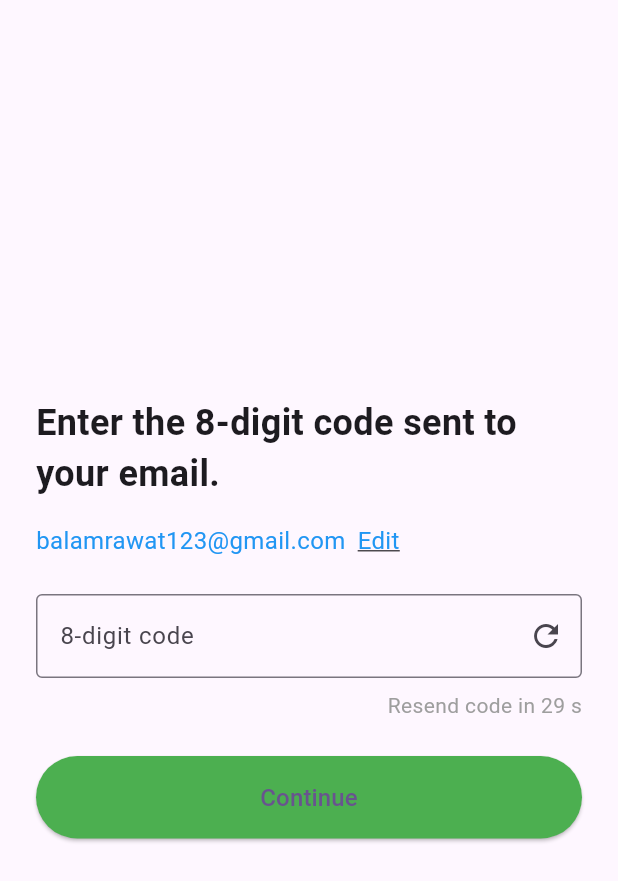
After one commit to Phool-Prakash/FitPro, a Flutter app: the OTPScreen screen opened directly, on a phone screen of 412 x 824 dp. The commit adds this screen. Shown: the top 881 px of the screen. Run offline on Flutter 3.47's test engine with Material 3 defaults, Android fonts, the phone set to English and light mode, and no system bars; our stand-ins replace flutter_svg, get, google_fonts, google_sign_in, shared_preferences; missing offline and left inert: dart:ffi, flutter_login_facebook; accounts and stored records are empty.

Commit message:
otpScreenComplete

```diff
--- /dev/null
+++ b/lib/testScreen.dart
@@ -0,0 +1,137 @@
+import 'package:flutter/material.dart';
+import 'package:flutter/services.dart';
+import 'package:google_fonts/google_fonts.dart';
+class OTPScreen extends StatefulWidget {
+  @override
+  _OTPScreenState createState() => _OTPScreenState();
+}
+
+class _OTPScreenState extends State<OTPScreen> {
+  TextEditingController _otpController = TextEditingController();
+  bool _isResendActive = false;
+  int _resendTime = 30;
+
+  @override
+  void initState() {
+    super.initState();
+    _startTimer();
+  }
+
+  void _startTimer() {
+    Future.delayed(Duration(seconds: 1), () {
+      if (_resendTime > 0) {
+        setState(() {
+          _resendTime--;
+        });
+        _startTimer();
+      } else {
+        setState(() {
+          _isResendActive = true;
+        });
+      }
+    });
+  }
+
+  @override
+  Widget build(BuildContext context) {
+    return Scaffold(
+      body: Padding(
+        padding: const EdgeInsets.all(24.0),
+        child: Column(
+          mainAxisAlignment: MainAxisAlignment.center,
+          crossAxisAlignment: CrossAxisAlignment.start,
+          children: [
+            Text(
+              'Enter the 8-digit code sent to your email.',
+              style: GoogleFonts.roboto(
+                textStyle: TextStyle(
+                  fontSize: 24,
+                  fontWeight: FontWeight.bold,
+                ),
+              ),
+            ),
+            SizedBox(height: 16),
+            Row(
+              children: [
+                Text(
+                  'balamrawat123@gmail.com',
+                  style: GoogleFonts.roboto(
+                    textStyle: TextStyle(
+                      fontSize: 16,
+                      color: Colors.blue,
+                    ),
+                  ),
+                ),
+                SizedBox(width: 8),
+                GestureDetector(
+                  onTap: () {
+                    // Add functionality to edit email
+                  },
+                  child: Text(
+                    'Edit',
+                    style: GoogleFonts.roboto(
+                      textStyle: TextStyle(
+                        fontSize: 16,
+                        color: Colors.blue,
+                        decoration: TextDecoration.underline,
+                      ),
+                    ),
+                  ),
+                ),
+              ],
+            ),
+            SizedBox(height: 24),
+            TextField(
+              controller: _otpController,
+              keyboardType: TextInputType.number,
+              inputFormatters: [FilteringTextInputFormatter.digitsOnly],
+              decoration: InputDecoration(
+                labelText: '8-digit code',
+                border: OutlineInputBorder(),
+                suffixIcon: IconButton(
+                  icon: Icon(Icons.refresh),
+                  onPressed: _isResendActive
+                      ? () {
+                    setState(() {
+                      _resendTime = 30;
+                      _isResendActive = false;
+                      _startTimer();
+                    });
+                  }
+                      : null,
+                ),
+              ),
+            ),
+            SizedBox(height: 8),
+            Align(
+              alignment: Alignment.centerRight,
+              child: Text(
+                _isResendActive
+                    ? 'Resend code'
+                    : 'Resend code in $_resendTime s',
+                style: TextStyle(color: Colors.grey),
+              ),
+            ),
+            SizedBox(height: 24),
+            SizedBox(
+              width: double.infinity,
+              child: ElevatedButton(
+                onPressed: () {
+                  // Add functionality to continue
+                },
+                style: ElevatedButton.styleFrom(
+                  backgroundColor: Colors.green,
+                  padding: EdgeInsets.symmetric(vertical: 16),
+                ),
+                child: Text(
+                  'Continue',
+                  style: TextStyle(fontSize: 16),
+                ),
+              ),
+            ),
+          ],
+        ),
+      ),
+    );
+  }
+}
```
Also changed, not shown: lib/screens/auth/singUp_email&Social/signUp_with_email/otpScreen.dart (added, +265 -0 lines), lib/screens/auth/singUp_email&Social/signUp_with_email/signUp_with_email.dart (+7 -5 lines).
